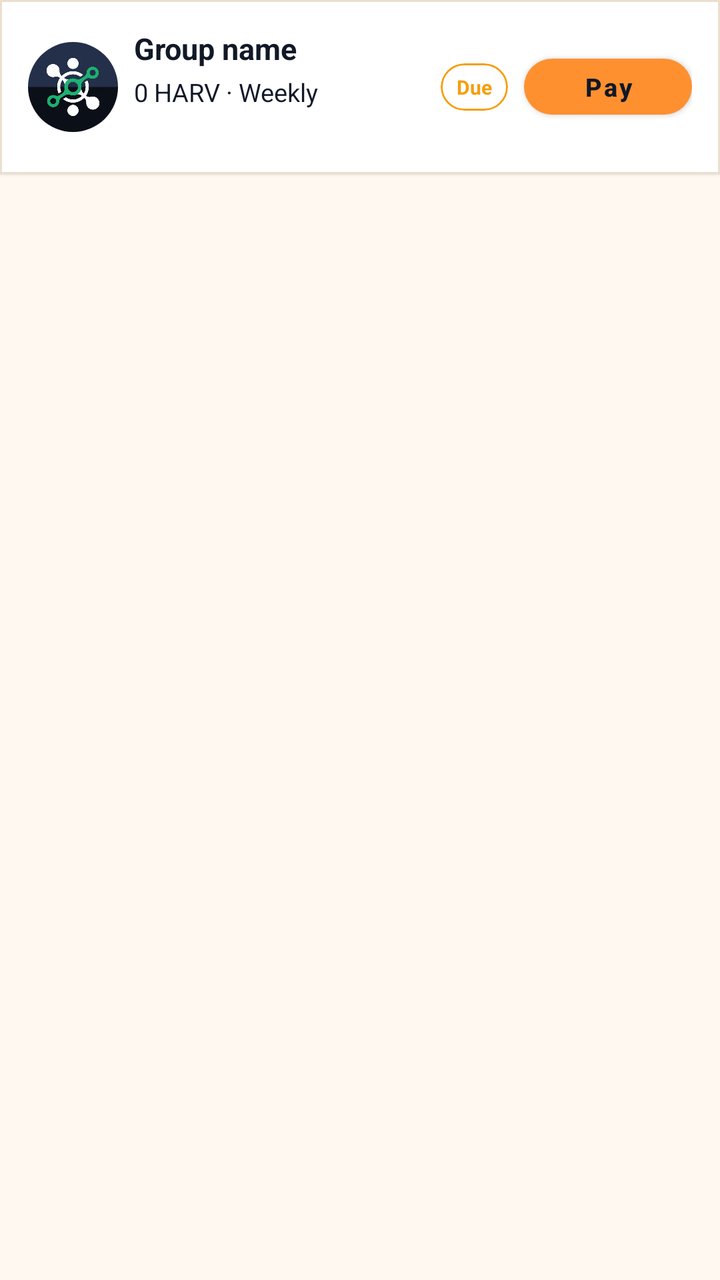
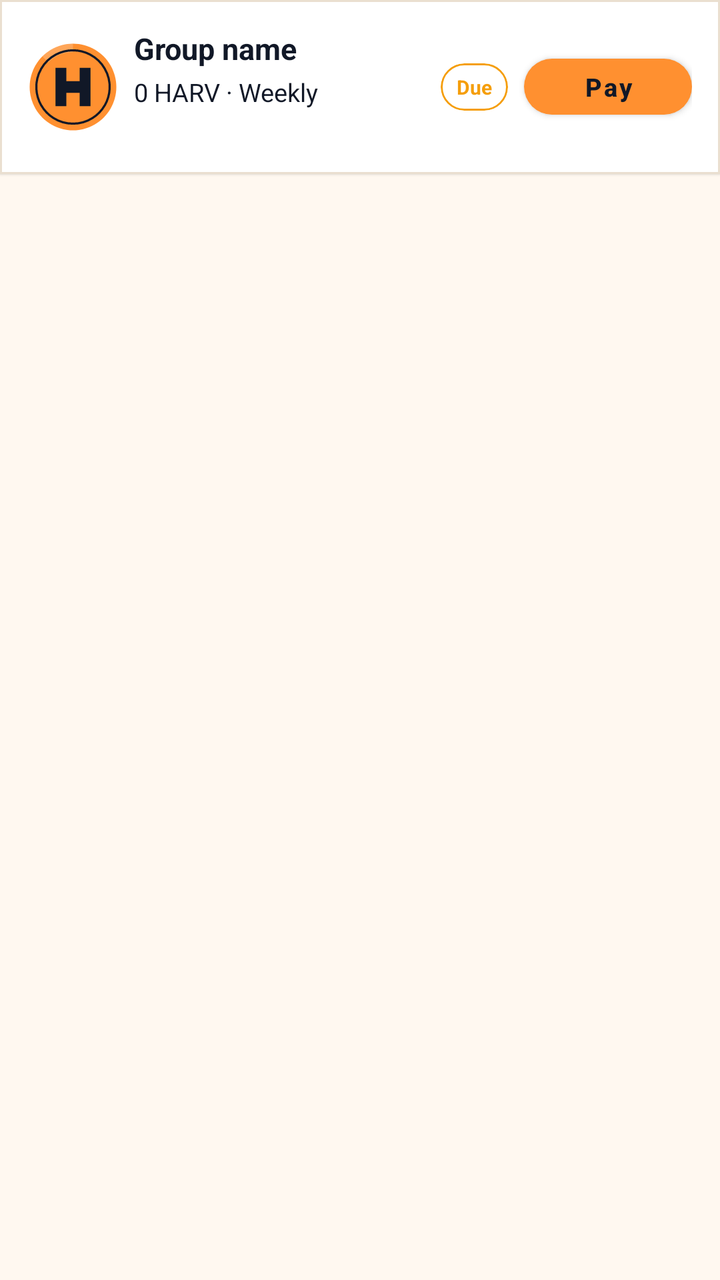

Before-and-after screenshots of an Android layout around one commit, followed by the original layout XML and the change that was made.
<!-- AndroidManifest.xml: application theme AppTheme -->
<!-- res/layout/home_upcoming_pay_custom_display.xml -->
<LinearLayout
	xmlns:android="http://schemas.android.com/apk/res/android"
	xmlns:app="http://schemas.android.com/apk/res-auto"
	xmlns:tools="http://schemas.android.com/tools"
	android:layout_width="match_parent"
	android:layout_height="wrap_content"
	android:orientation="vertical">
	<com.google.android.material.card.MaterialCardView
		android:id="@+id/cardview1"
		android:layout_width="match_parent"
		android:layout_height="wrap_content"
		app:cardBackgroundColor="@color/colorSurface"
		app:cardElevation="1dp"
		app:strokeWidth="1dp"
		app:strokeColor="@color/colorCardStroke"
		app:cardCornerRadius="0dp">
		<LinearLayout
			android:id="@+id/linear2"
			android:layout_width="match_parent"
			android:layout_height="wrap_content"
			android:padding="14dp"
			android:gravity="center_vertical"
			android:orientation="horizontal">
			<androidx.cardview.widget.CardView
				android:id="@+id/cardview2"
				android:layout_width="wrap_content"
				android:layout_height="wrap_content"
				android:layout_marginRight="8dp"
				app:cardElevation="0dp"
				app:cardCornerRadius="360dp">
				<ImageView
					android:id="@+id/imageview1"
					android:layout_width="45dp"
					android:layout_height="45dp"
					android:src="@drawable/main_app_logo_1"
					android:scaleType="centerInside"
					android:focusable="false" />
			</androidx.cardview.widget.CardView>
			<LinearLayout
				android:id="@+id/linear6"
				android:layout_width="0dp"
				android:layout_height="wrap_content"
				android:orientation="vertical"
				android:layout_weight="1">
				<TextView
					android:id="@+id/textview2"
					android:layout_width="match_parent"
					android:layout_height="wrap_content"
					android:text="Group name"
					android:textSize="15sp"
					android:textStyle="bold"
					android:focusable="false" />
				<TextView
					android:id="@+id/textview3"
					android:layout_width="wrap_content"
					android:layout_height="wrap_content"
					android:layout_marginTop="3dp"
					android:text="0 HARV · Weekly"
					android:textSize="12.5sp"
					android:focusable="false" />
				<TextView
					android:id="@+id/textview5"
					android:layout_width="match_parent"
					android:layout_height="wrap_content"
					android:layout_marginTop="2dp"
					android:text=""
					android:textSize="12sp"
					android:textColor="@color/colorTextSecondary"
					android:focusable="false" />
			</LinearLayout>
			<com.google.android.material.card.MaterialCardView
				android:id="@+id/cardview3"
				android:layout_width="wrap_content"
				android:layout_height="wrap_content"
				android:layout_marginRight="8dp"
				app:cardElevation="0dp"
				app:strokeWidth="1dp"
				app:strokeColor="@color/colorWarning"
				app:cardCornerRadius="30dp">
				<TextView
					android:id="@+id/textview4"
					android:layout_width="match_parent"
					android:layout_height="wrap_content"
					android:paddingLeft="8dp"
					android:paddingTop="5dp"
					android:paddingRight="8dp"
					android:paddingBottom="5dp"
					android:text="Due"
					android:textSize="10sp"
					android:textStyle="bold"
					android:textColor="@color/colorWarning"
					android:focusable="false" />
			</com.google.android.material.card.MaterialCardView>
			<com.google.android.material.button.MaterialButton
				android:id="@+id/materialbutton1"
				android:layout_width="wrap_content"
				android:layout_height="40dp"
				android:minWidth="84dp"
				android:gravity="center_horizontal|center_vertical"
				android:text="Pay"
				android:textAllCaps="false"
				android:textSize="12.5sp"
				android:textStyle="bold"
				android:textColor="@color/colorButtonText"
				app:backgroundTint="@color/colorButtonBackground"
				app:cornerRadius="30dp" />
		</LinearLayout>
	</com.google.android.material.card.MaterialCardView>
</LinearLayout>
<!-- resources referenced by this layout -->
<resources>
  <color name="colorButtonBackground">#FF9030</color>
  <color name="colorButtonText">#111827</color>
  <color name="colorCardStroke">#EADFD0</color>
  <color name="colorSurface">#FFFFFF</color>
  <color name="colorTextSecondary">#4B5563</color>
  <color name="colorWarning">#F59E0B</color>
  <!-- drawable main_app_logo_1: png bitmap (drawable-xhdpi, 51797 bytes) -->
  <style name="HarvannaTextView" parent="android:Widget.TextView">
          <item name="android:textColor">@color/colorTextPrimary</item>
      </style>
  <color name="colorAccent">#FF9030</color>
  <color name="colorTextOnAccent">#111827</color>
  <color name="colorAccentDark">#E57A14</color>
  <color name="colorError">#EF4444</color>
  <color name="colorTextPrimaryWhite">#FFFFFF</color>
  <color name="colorControlNormal">#6B7280</color>
  <color name="colorAccentRipple">#1AFF9030</color>
  <color name="colorAccentStroke">#33FF9030</color>
  <color name="colorAccentStrong">#B85F0A</color>
  <color name="colorTextPrimary">#111827</color>
  <color name="colorBackground">#FFF8F0</color>
  <color name="colorTextTertiary">#6B7280</color>
  <style name="HarvannaBottomSheetDialog" parent="ThemeOverlay.MaterialComponents.BottomSheetDialog">
          <item name="colorPrimary">@color/colorAccent</item>
          <item name="colorAccent">@color/colorAccent</item>
          <item name="colorSurface">@color/colorSurface</item>
          <item name="colorOnPrimary">@color/colorTextOnAccent</item>
          <item name="colorOnSurface">@color/colorTextPrimary</item>
          <item name="colorOnSurfaceVariant">@color/colorTextSecondary</item>
          <item name="android:textColorPrimary">@color/colorTextPrimary</item>
          <item name="bottomSheetStyle">@style/HarvannaBottomSheetStyle</item>
      </style>
  <style name="HarvannaDialogButton" parent="Widget.MaterialComponents.Button.TextButton.Dialog">
          <item name="android:textColor">@color/colorAccent</item>
          <item name="android:minHeight">48dp</item>
      </style>
  <style name="HarvannaBottomSheetStyle" parent="Widget.MaterialComponents.BottomSheet.Modal">
          <item name="backgroundTint">?attr/colorSurface</item>
          <item name="shapeAppearanceOverlay">@style/HarvannaBottomSheetShape</item>
      </style>
  <style name="HarvannaBottomSheetShape" parent="">
          <item name="cornerFamily">rounded</item>
          <item name="cornerSizeTopLeft">20dp</item>
          <item name="cornerSizeTopRight">20dp</item>
          <item name="cornerSizeBottomLeft">0dp</item>
          <item name="cornerSizeBottomRight">0dp</item>
      </style>
  <!-- unchanged entries left out for length: 2 -->
</resources>

<!-- the commit's change to res/layout/home_upcoming_pay_custom_display.xml (unified diff, before → after) -->
@@ -32,7 +32,7 @@
 					android:id="@+id/imageview1"
 					android:layout_width="45dp"
 					android:layout_height="45dp"
-					android:src="@drawable/main_app_logo_1"
+					android:src="@drawable/ic_coin_harv"
 					android:scaleType="centerInside"
 					android:focusable="false" />
 			</androidx.cardview.widget.CardView>
<!-- resource entries referenced after the edit -->
@@ -6,7 +6,32 @@
   <color name="colorSurface">#FFFFFF</color>
   <color name="colorTextSecondary">#4B5563</color>
   <color name="colorWarning">#F59E0B</color>
-  <!-- drawable main_app_logo_1: png bitmap (drawable-xhdpi, 51797 bytes) -->
+  <!-- drawable ic_coin_harv (drawable) -->
+  <?xml version="1.0" encoding="utf-8"?>
+  <vector xmlns:android="http://schemas.android.com/apk/res/android"
+      android:width="108dp"
+      android:height="108dp"
+      android:viewportWidth="108"
+      android:viewportHeight="108">
+      
+      <path
+          android:fillColor="#FF9030"
+          android:pathData="M54,2a52,52 0,1 0,0.001 0z" />
+      
+      <path
+          android:fillColor="#33FFFFFF"
+          android:pathData="M54,2A52,52 0,0 0,17.2 17.2L24.5,24.5A41.7,41.7 0,0 1,54 12.3z" />
+      
+      <path
+          android:fillColor="#00000000"
+          android:strokeColor="#111827"
+          android:strokeWidth="2.6"
+          android:pathData="M54,10a44,44 0,1 0,0.001 0z" />
+      
+      <path
+          android:fillColor="#111827"
+          android:pathData="M33,31h13v16h16V31h13v46H62V61H46v16H33z" />
+  </vector>
   <style name="HarvannaTextView" parent="android:Widget.TextView">
           <item name="android:textColor">@color/colorTextPrimary</item>
       </style>
